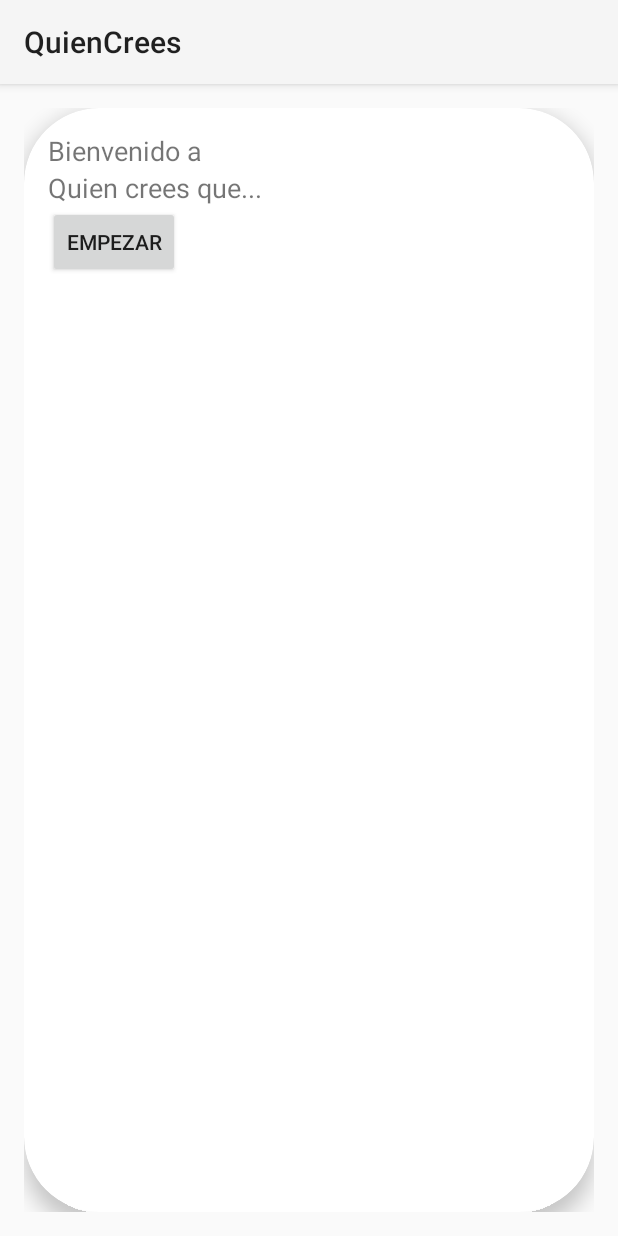
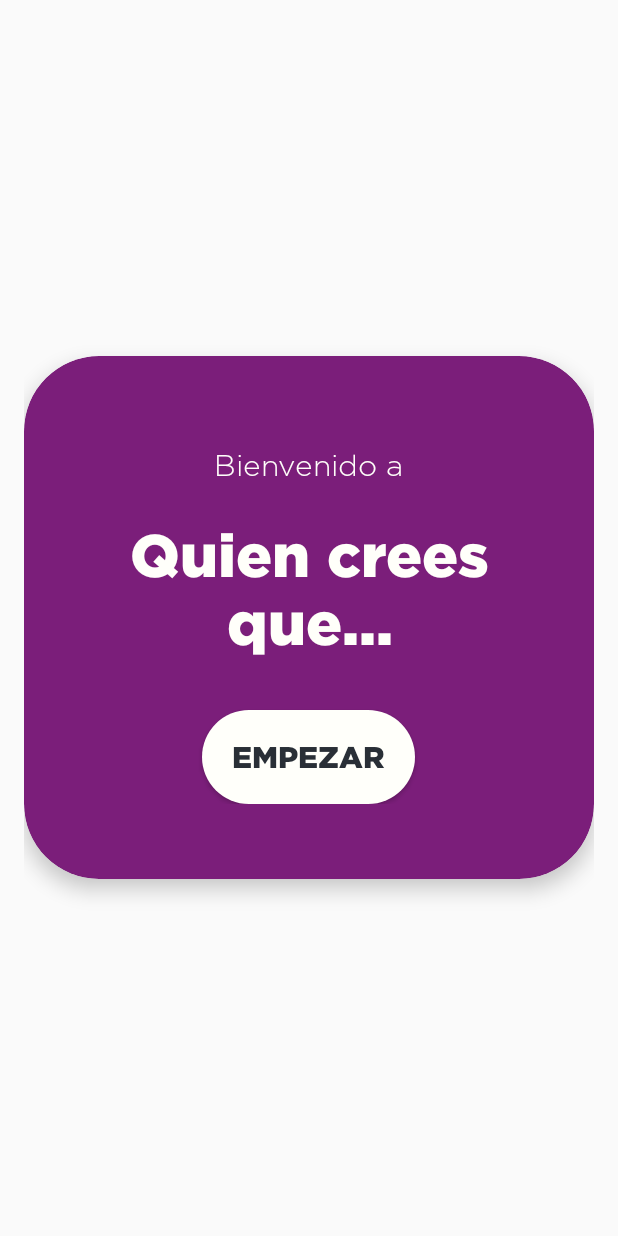
Before and after one commit to Mauriciokr5/QuienCrees, an Android app built with Jetpack Compose: the screen it shows after launch (MainActivity), on a phone screen of 412 x 824 dp. Run offline under Robolectric (Android 15) with nearby library versions, the phone set to English and light mode, and no system bars.

Commit message:
pantalla bienvenida terminada

```diff
--- a/app/src/main/AndroidManifest.xml
+++ b/app/src/main/AndroidManifest.xml
@@ -10,13 +10,11 @@
         android:label="@string/app_name"
         android:roundIcon="@mipmap/ic_launcher_round"
         android:supportsRtl="true"
-        android:theme="@style/Theme.QuienCrees"
+        android:theme="@style/AppTheme"
         tools:targetApi="31">
         <activity
             android:name=".MainActivity"
-            android:exported="true"
-            android:label="@string/app_name"
-            android:theme="@style/Theme.AppCompat.Light">
+            android:exported="true">
             <intent-filter>
                 <action android:name="android.intent.action.MAIN" />
 
--- a/app/src/main/java/com/mauricio/quiencrees/MainActivity.kt
+++ b/app/src/main/java/com/mauricio/quiencrees/MainActivity.kt
@@ -9,6 +9,9 @@ import androidx.appcompat.app.AppCompatActivity
 import androidx.cardview.widget.CardView
 import android.widget.TextView
 import android.view.View
+import android.graphics.Typeface
+import androidx.core.content.ContextCompat
+
 
 
 class MainActivity : AppCompatActivity() {
@@ -17,6 +20,8 @@ class MainActivity : AppCompatActivity() {
     private lateinit var barajaTu: BarajaTu
     private lateinit var cardContainer: LinearLayout
     private lateinit var buttonNext: Button
+    private lateinit var textViewWelcome: TextView
+    private lateinit var textViewTitleApp: TextView
     private var currentIndex = 0
     private var previousCardView: CardView? = null
     private var nextCard = 0
@@ -26,15 +31,46 @@ class MainActivity : AppCompatActivity() {
 
 
 
+
     override fun onCreate(savedInstanceState: Bundle?) {
         super.onCreate(savedInstanceState)
         setContentView(R.layout.activity_main)
 
+
+        var typeFaceBig = Typeface.createFromAsset(assets,"fonts/Gotham Regular.otf")
+        var typeFaceReg = Typeface.createFromAsset(assets,"fonts/Gotham Light.otf")
+
+        var lightColor = ContextCompat.getColor(this, R.color.light_color);
+        var darkColor = ContextCompat.getColor(this, R.color.dark_color);
+        var quienCardColor = ContextCompat.getColor(this, R.color.quien_card_color);
+        var tuCardColor = ContextCompat.getColor(this, R.color.tu_card_color);
+        var instructionCardColor = ContextCompat.getColor(this, R.color.instruction_card_color);
+
+
         barajaQuien = BarajaQuien(this)
         barajaTu = BarajaTu(barajaQuien.baraja.size)
+
         cardContainer = findViewById(R.id.cardContainer)
+
+
+
+        cardView = findViewById(R.id.cardView)
+        cardView.setCardBackgroundColor(instructionCardColor)
+
+        textViewWelcome = findViewById(R.id.textViewWelcome)
+        textViewWelcome.typeface = typeFaceReg
+        textViewWelcome.setTextColor(lightColor)
+
+        textViewTitleApp = findViewById(R.id.textViewTitleApp)
+        textViewTitleApp.typeface = typeFaceBig
+        textViewTitleApp.setTextColor(lightColor)
+
         buttonNext = findViewById(R.id.buttonNext)
-        cardView = findViewById(R.id.cardView)
+        buttonNext.setBackgroundColor(lightColor)
+        buttonNext.setBackgroundResource(R.drawable.rounded_button_background)
+        buttonNext.typeface = typeFaceBig
+        buttonNext.setTextColor(darkColor)
+
 
         buttonNext.setOnClickListener {
             showNextFrase()
--- /dev/null
+++ b/app/src/main/res/drawable/rounded_button_background.xml
@@ -0,0 +1,5 @@
+<?xml version="1.0" encoding="utf-8"?>
+<shape xmlns:android="http://schemas.android.com/apk/res/android">
+    <solid android:color="@color/light_color" />
+    <corners android:radius="50dp" />
+</shape>
--- /dev/null
+++ b/app/src/main/res/font/gotham_regular.xml
@@ -0,0 +1,7 @@
+<?xml version="1.0" encoding="utf-8"?>
+<font-family xmlns:app="http://schemas.android.com/apk/res-auto">
+    <font
+        app:fontStyle="normal"
+        app:fontWeight="400"
+        app:font="@font/gotham_regular" />
+</font-family>
--- a/app/src/main/res/layout/activity_main.xml
+++ b/app/src/main/res/layout/activity_main.xml
@@ -6,47 +6,50 @@
     android:layout_height="match_parent"
     android:orientation="vertical"
     android:padding="16dp"
-    tools:context=".MainActivity"
-    android:id="@+id/cardContainer">
+    android:id="@+id/cardContainer"
+    android:gravity="center">
 
-    <!-- Agrega un CardView para crear el cuadro con bordes redondeados -->
     <androidx.cardview.widget.CardView
         android:id="@+id/cardView"
         android:layout_width="match_parent"
-        android:layout_height="0dp"
-        android:layout_weight="1"
+        android:layout_height="wrap_content"
         app:cardCornerRadius="50dp"
         app:cardElevation="8dp">
 
-        <!-- Agrega un LinearLayout dentro del CardView para el contenido -->
         <LinearLayout
             android:layout_width="match_parent"
-            android:layout_height="match_parent"
+            android:layout_height="wrap_content"
             android:orientation="vertical"
-            android:padding="16dp">
+            android:padding="50dp"
+            android:gravity="center">
 
-            <!-- Agrega aquí los elementos que quieras mostrar en el cuadro -->
             <TextView
-                android:id="@+id/textViewQuestion"
+                android:id="@+id/textViewWelcome"
                 android:layout_width="wrap_content"
                 android:layout_height="wrap_content"
                 android:text="Bienvenido a"
-                android:textSize="18sp" />
+                android:textSize="20dp"
+                android:gravity="center"
+                android:padding="10dp"/>
 
             <TextView
-                android:id="@+id/textViewFrase"
+                android:id="@+id/textViewTitleApp"
                 android:layout_width="wrap_content"
                 android:layout_height="wrap_content"
+                android:gravity="center"
                 android:text="Quien crees que..."
-                android:textSize="18sp" />
+                android:textSize="40dp"
+                android:padding="15dp"/>
 
             <Button
                 android:id="@+id/buttonNext"
                 android:layout_width="wrap_content"
                 android:layout_height="wrap_content"
-                android:text="Empezar" />
+                android:padding="20dp"
+                android:text="Empezar"
+                android:textSize="20dp"
+                android:layout_marginTop = "20dp"/>
 
-            <!-- Agrega otros elementos según tus necesidades -->
         </LinearLayout>
     </androidx.cardview.widget.CardView>
 
--- a/app/src/main/res/values/colors.xml
+++ b/app/src/main/res/values/colors.xml
@@ -7,5 +7,10 @@
     <color name="teal_700">#FF018786</color>
     <color name="black">#FF000000</color>
     <color name="white">#FFFFFFFF</color>
+    <color name="light_color">#FFFFFA</color>
+    <color name="dark_color">#292F36</color>
     <color name="quien_card_color">#FF6677</color>
+    <color name="tu_card_color">#72A1E5</color>
+    <color name="instruction_card_color">#7B1E7A</color>
+
 </resources>
--- /dev/null
+++ b/app/src/main/res/values/styles.xml
@@ -0,0 +1,7 @@
+<?xml version="1.0" encoding="utf-8"?>
+<resources>
+    <!-- Base application theme -->
+    <style name="AppTheme" parent="Theme.AppCompat.Light.NoActionBar">
+        <!-- Customize your theme here -->
+    </style>
+</resources>
--- a/app/src/main/res/values/themes.xml
+++ b/app/src/main/res/values/themes.xml
@@ -1,5 +1,7 @@
 <?xml version="1.0" encoding="utf-8"?>
 <resources>
 
-    <style name="Theme.QuienCrees" parent="android:Theme.Material.Light.NoActionBar" />
+    <style name="Theme.QuienCrees" parent="android:Theme.Material.Light.NoActionBar" >
+        <item name="windowNoTitle">true</item>
+    </style>
 </resources>
```
Also changed, not shown: app/src/main/assets/fonts/Gotham Light.otf (added), app/src/main/assets/fonts/Gotham Regular.otf (added).
